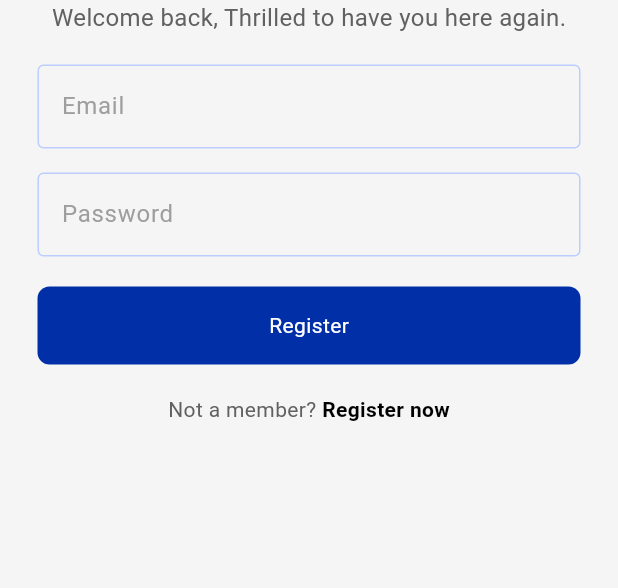
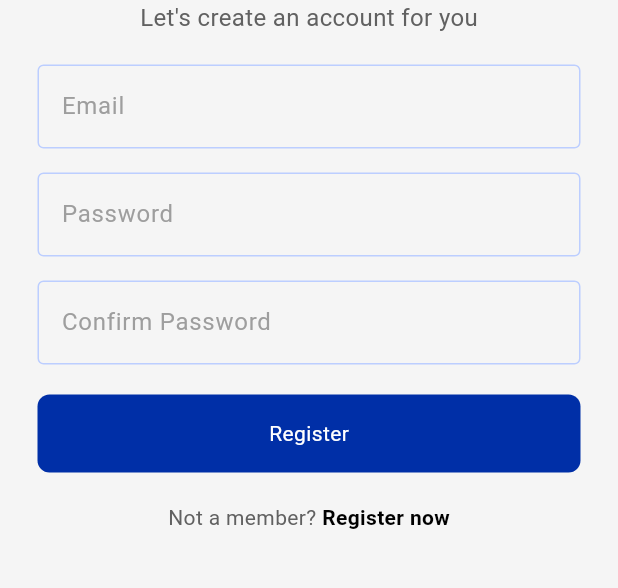
Before and after one commit to Rizz-33/Whispr., a Flutter app: the screen it shows after launch, on a phone screen of 412 x 824 dp, the part 450-1038 px from its top. Run offline on Flutter 3.47's test engine with Material 3 defaults, Android fonts, the phone set to English and light mode, and no system bars.

Commit message:
feat: confirm password field

```diff
--- a/lib/pages/register.dart
+++ b/lib/pages/register.dart
@@ -6,6 +6,7 @@ class RegisterPage extends StatelessWidget {
   //email and password controllers
   final TextEditingController _emailController = TextEditingController();
   final TextEditingController _passwordController = TextEditingController();
+  final TextEditingController _passwordConfirmController = TextEditingController();
 
 
   RegisterPage({super.key});
@@ -30,7 +31,7 @@ class RegisterPage extends StatelessWidget {
 
               //welcome back message
               Text(
-                'Welcome back, Thrilled to have you here again.',
+                "Let's create an account for you",
                 style: TextStyle(fontSize: 16, color: Colors.grey[700]),
               ),
 
@@ -50,6 +51,15 @@ class RegisterPage extends StatelessWidget {
                 hintText: 'Password',
                 obscureText: true,
                 controller: _passwordController,
+              ),
+
+              const SizedBox(height: 16,),
+
+              //confirm password
+              CustomTextField(
+                hintText: 'Confirm Password',
+                obscureText: true,
+                controller: _passwordConfirmController,
               ),
 
               const SizedBox(height: 20,),
```
